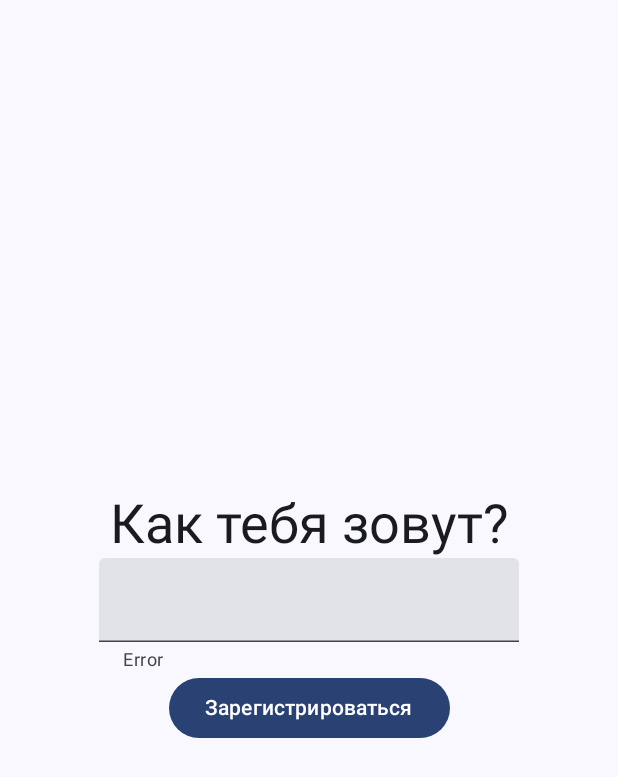
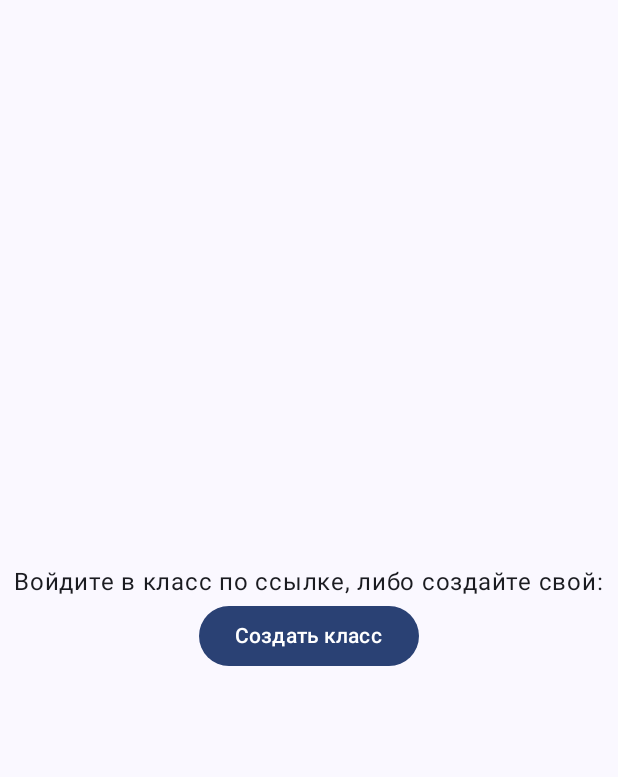
Before and after one commit to Artmine15/Svod, an Android app built with Jetpack Compose: the screen it shows after launch (MainActivity), after a tap on "Зарегистрироваться", on a phone screen of 412 x 824 dp. Shown: the top 777 px of the screen. Run offline under Robolectric (Android 15) with nearby library versions, the phone set to English and light mode, and no system bars; our stand-ins replace Dagger/Hilt's generated code, Firebase (no records; nobody signed in at launch, a user with empty details on screens opened directly), Navigation 3; libraries missing offline, so code that uses them is left out: androidx.hilt.lifecycle.

Commit message:
Realised room handling screen

```diff
--- a/app/src/main/java/com/artmine15/svod/MainActivity.kt
+++ b/app/src/main/java/com/artmine15/svod/MainActivity.kt
@@ -12,6 +12,7 @@ import androidx.hilt.lifecycle.viewmodel.compose.hiltViewModel
 import androidx.navigation3.runtime.entryProvider
 import androidx.navigation3.ui.NavDisplay
 import com.artmine15.svod.ui.screens.AuthScreen
+import com.artmine15.svod.ui.screens.RoomHandlingScreen
 import com.artmine15.svod.ui.theme.SvodTheme
 import com.artmine15.svod.viewmodels.NavigationViewModel
 import dagger.hilt.android.AndroidEntryPoint
@@ -34,7 +35,7 @@ class MainActivity : ComponentActivity() {
                                 AuthScreen()
                             }
                             entry(RoomHandlingScreenKey) {
-                                AuthScreen()
+                                RoomHandlingScreen()
                             }
                         }
                     )
--- a/app/src/main/java/com/artmine15/svod/ui/screens/AuthScreen.kt
+++ b/app/src/main/java/com/artmine15/svod/ui/screens/AuthScreen.kt
@@ -23,7 +23,6 @@ import com.artmine15.svod.RoomHandlingScreenKey
 import com.artmine15.svod.viewmodels.AuthViewModel
 import com.artmine15.svod.viewmodels.NavigationViewModel
 
-@Preview
 @Composable
 fun AuthScreen(){
     val authViewModel = hiltViewModel<AuthViewModel>()
--- /dev/null
+++ b/app/src/main/java/com/artmine15/svod/ui/screens/RoomCreationScreen.kt
@@ -0,0 +1 @@
+package com.artmine15.svod.ui.screens
--- a/app/src/main/java/com/artmine15/svod/ui/screens/RoomHandlingScreen.kt
+++ b/app/src/main/java/com/artmine15/svod/ui/screens/RoomHandlingScreen.kt
@@ -1 +1,39 @@
 package com.artmine15.svod.ui.screens
+
+import androidx.compose.foundation.layout.Arrangement
+import androidx.compose.foundation.layout.Column
+import androidx.compose.foundation.layout.fillMaxSize
+import androidx.compose.material3.Button
+import androidx.compose.material3.Surface
+import androidx.compose.material3.Text
+import androidx.compose.runtime.Composable
+import androidx.compose.ui.Alignment
+import androidx.compose.ui.Modifier
+import androidx.hilt.lifecycle.viewmodel.compose.hiltViewModel
+import com.artmine15.svod.RoomCreationScreenKey
+import com.artmine15.svod.viewmodels.NavigationViewModel
+
+@Composable
+fun RoomHandlingScreen(){
+    val navigationViewModel = hiltViewModel<NavigationViewModel>()
+    Surface(
+        modifier = Modifier
+            .fillMaxSize()
+    ) {
+        Column(
+            verticalArrangement = Arrangement.Center,
+            horizontalAlignment = Alignment.CenterHorizontally
+        ) {
+            Text(
+                text = "Войдите в класс по ссылке, либо создайте свой:"
+            )
+            Button(
+                onClick = { navigationViewModel.navigateTo(RoomCreationScreenKey) }
+            ) {
+                Text(
+                    text = "Создать класс"
+                )
+            }
+        }
+    }
+}
```
